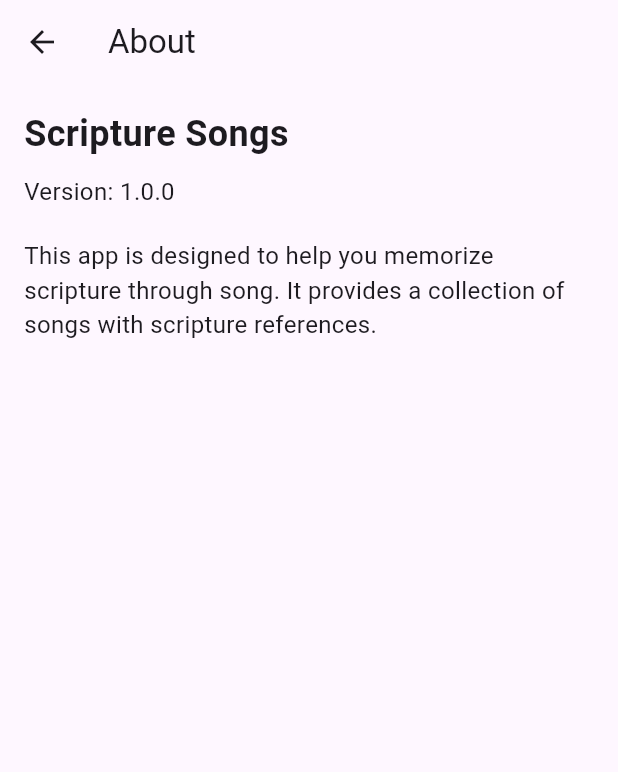
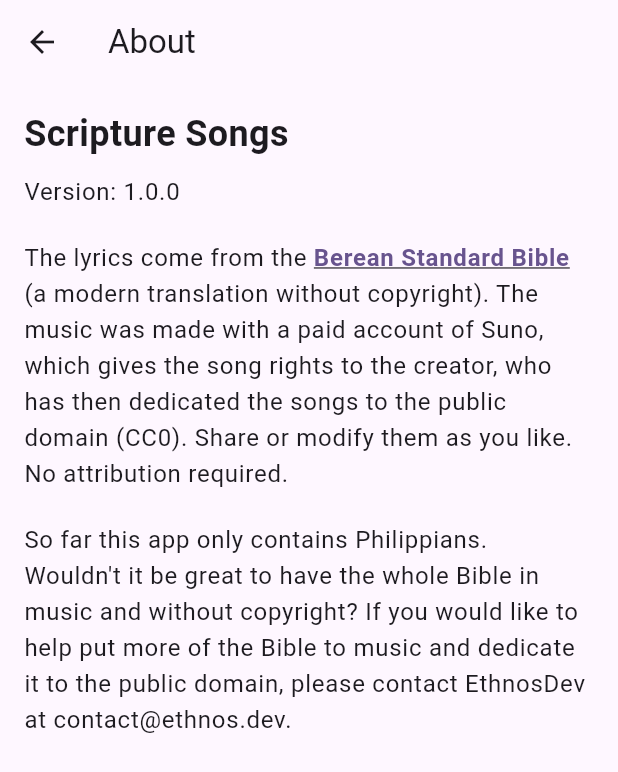
Before and after one commit to ethnosdev/scripturesongs, a Flutter app: the AboutScreen screen opened directly, on a phone screen of 412 x 824 dp. Shown: the top 772 px of the screen. Run offline on Flutter 3.47's test engine with Material 3 defaults, Android fonts, the light colour scheme and no system bars; our stand-ins replace audio_video_progress_bar, device_info_plus, get_it, just_audio, just_audio_background, package_info_plus and 3 more; accounts and stored records are empty.

Commit message:
about screen updates

```diff
--- a/lib/ui/about/about_screen.dart
+++ b/lib/ui/about/about_screen.dart
@@ -1,36 +1,105 @@
+import 'dart:io';
+
+import 'package:flutter/gestures.dart';
 import 'package:flutter/material.dart';
+import 'package:package_info_plus/package_info_plus.dart';
+import 'package:url_launcher/url_launcher.dart';
 
 class AboutScreen extends StatelessWidget {
   const AboutScreen({super.key});
 
   @override
   Widget build(BuildContext context) {
+    final baseStyle = Theme.of(
+      context,
+    ).textTheme.bodyLarge?.copyWith(fontSize: 16);
+    // Define the link style (primary color + underline)
+    final linkStyle = baseStyle?.copyWith(
+      color: Theme.of(context).colorScheme.primary,
+      decoration: TextDecoration.underline,
+      fontWeight: FontWeight.bold,
+    );
     return Scaffold(
-      appBar: AppBar(
-        title: const Text('About'),
-      ),
-      body: const Padding(
-        padding: EdgeInsets.all(16.0),
+      appBar: AppBar(title: const Text('About')),
+      body: Padding(
+        padding: const EdgeInsets.all(16.0),
         child: Column(
           crossAxisAlignment: CrossAxisAlignment.start,
           children: [
-            Text(
+            const SelectableText(
               'Scripture Songs',
               style: TextStyle(fontSize: 24, fontWeight: FontWeight.bold),
             ),
-            SizedBox(height: 10),
-            Text(
-              'Version: 1.0.0', // Placeholder version
-              style: TextStyle(fontSize: 16),
+            const SizedBox(height: 10),
+            FutureBuilder<PackageInfo>(
+              future: PackageInfo.fromPlatform(),
+              builder: (context, snapshot) {
+                if (snapshot.hasData) {
+                  final version = snapshot.data!.version;
+                  return SelectableText('Version: $version', style: baseStyle);
+                }
+                // Placeholder while loading
+                return SelectableText('Version: ...', style: baseStyle);
+              },
             ),
-            SizedBox(height: 20),
-            Text(
-              'This app is designed to help you memorize scripture through song. It provides a collection of songs with scripture references.',
-              style: TextStyle(fontSize: 16),
+            const SizedBox(height: 20),
+            SelectableText.rich(
+              TextSpan(
+                children: [
+                  const TextSpan(text: 'The lyrics come from the '),
+                  TextSpan(
+                    text: 'Berean Standard Bible',
+                    style: linkStyle,
+                    recognizer: TapGestureRecognizer()
+                      ..onTap = () => _launchBSBApp(context),
+                  ),
+                  const TextSpan(
+                    text:
+                        ' (a modern translation without copyright). The music was made with a paid account of Suno, which gives the song rights to the creator, who has then dedicated the songs to the public domain (CC0). Share or modify them as you like. No attribution required.',
+                  ),
+                ],
+                style: baseStyle,
+              ),
+            ),
+            const SizedBox(height: 20),
+            SelectableText(
+              'So far this app only contains Philippians. Wouldn\'t it be great to have the whole Bible in music and without copyright? If you would like to help put more of the Bible to music and dedicate it to the public domain, please contact EthnosDev at contact@ethnos.dev.',
+              style: baseStyle,
             ),
           ],
         ),
       ),
     );
   }
+
+  Future<void> _launchBSBApp(BuildContext context) async {
+    Uri url;
+
+    if (Platform.isAndroid) {
+      // Link to EthnosDev's BSB app on Google Play
+      url = Uri.parse(
+        'https://play.google.com/store/apps/details?id=dev.ethnos.bsb',
+      );
+    } else if (Platform.isIOS) {
+      // Link to EthnosDev's BSB app on Apple App Store
+      url = Uri.parse(
+        'https://apps.apple.com/gb/app/berean-standard-bible/id6740620392',
+      );
+    } else {
+      // Fallback for web/desktop to the website
+      url = Uri.parse('https://berean.bible');
+    }
+
+    try {
+      if (!await launchUrl(url, mode: LaunchMode.externalApplication)) {
+        if (context.mounted) {
+          ScaffoldMessenger.of(context).showSnackBar(
+            const SnackBar(content: Text('Could not open the app store link.')),
+          );
+        }
+      }
+    } catch (e) {
+      print('Error launching URL: $e');
+    }
+  }
 }
--- a/pubspec.yaml
+++ b/pubspec.yaml
@@ -45,6 +45,8 @@
   rxdart: ^0.28.0
   permission_handler: ^12.0.1
   device_info_plus: ^12.3.0
+  package_info_plus: ^9.0.0
+  url_launcher: ^6.3.2
 
 dev_dependencies:
   flutter_test:
```
Also changed, not shown: pubspec.lock, 2 other files.
